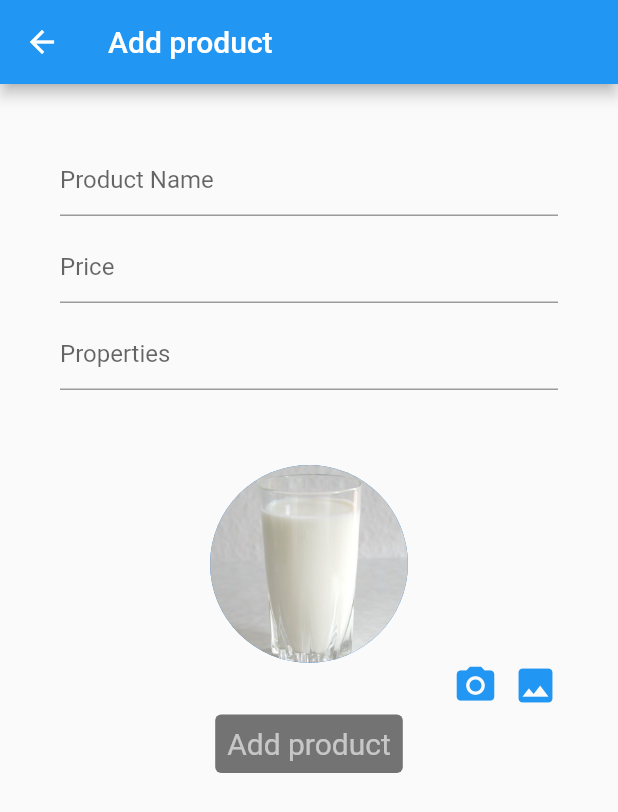
After one commit to natoretu/Natore-Mobil-App, a Flutter app: the AddProductPage screen opened directly, on a phone screen of 412 x 824 dp. The commit adds this screen. Shown: the top 812 px of the screen. Run offline on Flutter 3.47's test engine with Material 2 defaults, Android fonts, the phone set to English and light mode, and no system bars; our stand-ins replace cloud_firestore, firebase_auth, firebase_core, firebase_storage, fluttertoast, font_awesome_flutter and 3 more; missing offline and left inert: cloud_firestore_web, dart:ffi, firebase_auth_web, firebase_core_web, firebase_storage_web, google_sign_in_web and 1 more; accounts and stored records are empty.

Commit message:
merge main.dart

```diff
--- a/lib/generated_plugin_registrant.dart
+++ b/lib/generated_plugin_registrant.dart
@@ -8,7 +8,10 @@
 import 'package:cloud_firestore_web/cloud_firestore_web.dart';
 import 'package:firebase_auth_web/firebase_auth_web.dart';
 import 'package:firebase_core_web/firebase_core_web.dart';
+import 'package:firebase_storage_web/firebase_storage_web.dart';
+import 'package:fluttertoast/fluttertoast_web.dart';
 import 'package:google_sign_in_web/google_sign_in_web.dart';
+import 'package:image_picker_for_web/image_picker_for_web.dart';
 
 import 'package:flutter_web_plugins/flutter_web_plugins.dart';
 
@@ -17,6 +20,9 @@ void registerPlugins(Registrar registrar) {
   FirebaseFirestoreWeb.registerWith(registrar);
   FirebaseAuthWeb.registerWith(registrar);
   FirebaseCoreWeb.registerWith(registrar);
+  FirebaseStorageWeb.registerWith(registrar);
+  FluttertoastWebPlugin.registerWith(registrar);
   GoogleSignInPlugin.registerWith(registrar);
+  ImagePickerPlugin.registerWith(registrar);
   registrar.registerMessageHandler();
 }
--- a/lib/main.dart
+++ b/lib/main.dart
@@ -56,7 +56,7 @@ class MainPage extends StatelessWidget {
                       // Replace with a Row for horizontal icon + text
                       children: <Widget>[
                         FaIcon(FontAwesomeIcons.google, color: Colors.red),
-                        Text("  Login")
+                        Text("Login")
                       ],
                     ),
                     //const Text("Login"),
--- /dev/null
+++ b/lib/model/product.dart
@@ -0,0 +1,28 @@
+import 'dart:ffi';
+import 'package:cloud_firestore/cloud_firestore.dart';
+
+class Product {
+  String id;
+  String name;
+  double price;
+  String properties;
+  String image;
+
+  Product({
+    required this.id,
+    required this.name,
+    required this.price,
+    required this.properties,
+    required this.image,
+  });
+
+  factory Product.fromSnapshot(DocumentSnapshot snapShot) {
+    return Product(
+      id: snapShot["id"].toString(),
+      name: snapShot["name"].toString(),
+      price: snapShot["price"],
+      properties: snapShot["properties"],
+      image: snapShot["image"].toString(),
+    );
+  }
+}
--- /dev/null
+++ b/lib/page/product_add.dart
@@ -0,0 +1,162 @@
+import 'dart:io';
+import 'package:flutter/cupertino.dart';
+
+import 'dart:async';
+import 'package:firebase_core/firebase_core.dart';
+import 'package:image_picker/image_picker.dart';
+import 'package:fluttertoast/fluttertoast.dart';
+import 'package:natore_project/services/product_services.dart';
+import 'package:flutter/material.dart'; // new
+
+//Page Must be Stateles
+class AddProductPage extends StatefulWidget {
+  @override
+  AddProductPageState createState() => AddProductPageState();
+}
+
+class AddProductPageState extends State<AddProductPage> {
+  TextEditingController _name = TextEditingController();
+  TextEditingController _price = TextEditingController();
+  TextEditingController _properties = TextEditingController();
+
+  ProductServices _productServices = ProductServices();
+
+  final ImagePicker _imagePicker = ImagePicker();
+  dynamic _pickImage;
+  var image;
+
+  Widget imagePlace(context) {
+    double height = MediaQuery.of(context).size.height;
+    if (image != null) {
+      return CircleAvatar(
+        backgroundImage: FileImage(File(image!.path)),
+        radius: height * 0.08,
+      );
+    } else {
+      if (_pickImage != null) {
+        return CircleAvatar(
+          // backgroundImage: NetworkImage(_pickImage),
+          backgroundImage: NetworkImage(
+              "https://interactive-examples.mdn.mozilla.net/media/cc0-images/grapefruit-slice-332-332.jpg"),
+          radius: height * 0.08,
+        );
+      } else {
+        return CircleAvatar(
+          backgroundImage: AssetImage("assets/images/milk.png"),
+          radius: height * 0.08,
+        );
+      }
+    }
+  }
+
+  @override
+  Widget build(BuildContext context) {
+    return Scaffold(
+      appBar: AppBar(
+        title: const Text('Add product'),
+      ),
+      body: Container(
+        padding: const EdgeInsets.all(40.0),
+        child: Center(
+            child: Column(
+          children: [
+            TextFormField(
+              controller: _name,
+              decoration: InputDecoration(hintText: "Product Name"),
+            ),
+            SizedBox(
+              height: 10.0,
+            ),
+            TextFormField(
+              controller: _price,
+              decoration: InputDecoration(hintText: "Price"),
+              keyboardType: TextInputType.number,
+            ),
+            SizedBox(
+              height: 10.0,
+            ),
+            TextFormField(
+              controller: _properties,
+              decoration: InputDecoration(hintText: "Properties"),
+            ),
+            SizedBox(
+              height: 50.0,
+            ),
+            imagePlace(context),
+            Row(
+              mainAxisAlignment: MainAxisAlignment.end,
+              children: [
+                InkWell(
+                    onTap: () => _onImageButtonPressed(
+                          ImageSource.camera,
+                          context: context,
+                        ),
+                    child: Icon(
+                      Icons.camera_alt,
+                      size: 30,
+                      color: Colors.blue,
+                    )),
+                SizedBox(
+                  width: 10,
+                ),
+                InkWell(
+                    onTap: () => _onImageButtonPressed(ImageSource.gallery,
+                        context: context),
+                    child: Icon(
+                      Icons.image,
+                      size: 30,
+                      color: Colors.blue,
+                    ))
+              ],
+            ),
+            TextButton(
+              style: TextButton.styleFrom(
+                textStyle: const TextStyle(fontSize: 20),
+                primary: Colors.white60,
+                backgroundColor: Colors.black54,
+              ),
+              onPressed: () {
+                print(image);
+                _productServices
+                    .addProduct(_name.text, double.parse(_price.text),
+                        _properties.text, (image))
+                    .then((value) {
+                  Fluttertoast.showToast(
+                    msg: "Durum eklendi!",
+                    timeInSecForIosWeb: 2,
+                    toastLength: Toast.LENGTH_SHORT,
+                    gravity: ToastGravity.BOTTOM,
+                    backgroundColor: Colors.grey[600],
+                    textColor: Colors.white,
+                    fontSize: 14,
+                  );
+                });
+              },
+              child: const Text('Add product'),
+            ),
+            const SizedBox(height: 30),
+          ],
+        )),
+      ),
+    );
+  }
+
+  // FIX PICKING IMAGE setState undefined
+  // https://stackoverflow.com/questions/59101356/the-function-setstate-is-not-defined-flutter
+  void _onImageButtonPressed(ImageSource source,
+      {required BuildContext context}) async {
+    try {
+      final pickedFile = _pickImage.getImage(source: source);
+      setState(() {
+        image = pickedFile!;
+        print("dosyaya geldim: $image");
+        if (image != null) {}
+      });
+    } catch (e) {
+      setState(() {
+        _pickImage = e;
+        print("Image Error: ${_pickImage}");
+      });
+    }
+  }
+}
--- /dev/null
+++ b/lib/services/product_services.dart
@@ -0,0 +1,34 @@
+import 'dart:ffi';
+import 'dart:io';
+import 'package:cloud_firestore/cloud_firestore.dart';
+import 'package:natore_project/model/product.dart';
+import 'package:image_picker/image_picker.dart';
+import 'package:natore_project/page/product_add.dart';
+import 'package:natore_project/services/storage_services.dart';
+
+class ProductServices {
+  final FirebaseFirestore _firestore = FirebaseFirestore.instance;
+  StorageServices _storageServices = StorageServices();
+  String mediaUrl = "";
+
+  Future<Product> addProduct(
+      String name, double price, String properties, XFile pickedFile) async {
+    var ref = _firestore.collection('Products');
+    mediaUrl = await _storageServices.uploadMedia(File(pickedFile.path));
+    print(mediaUrl);
+    var documentRef = await ref.add({
+      'name': name,
+      'price': price,
+      'properties': properties,
+      'image': mediaUrl,
+    });
+
+    return Product(
+      id: documentRef.id,
+      name: name,
+      price: price,
+      properties: properties,
+      image: mediaUrl,
+    );
+  }
+}
```
Also changed, not shown: lib/page/home_page.dart (+12 -0 lines), lib/services/storage_services.dart (added, +19 -0 lines), pubspec.yaml (+7 -4 lines), assets/images/milk.png (added), pubspec.lock, 7 other files.
